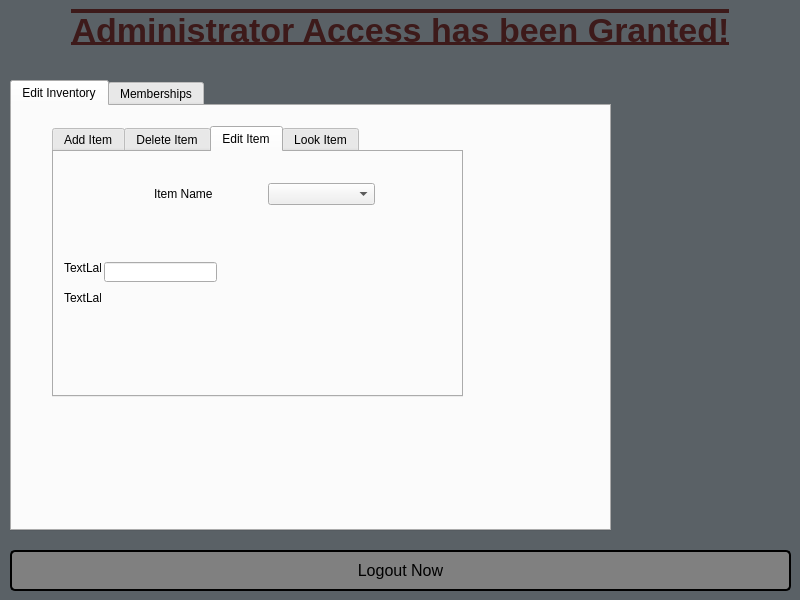
Before: the Qt Designer form CS1C_BulkClub/administratorwindow.ui in BlankMKB/CS1C-Group-Project-1, drawn with Qt 5.
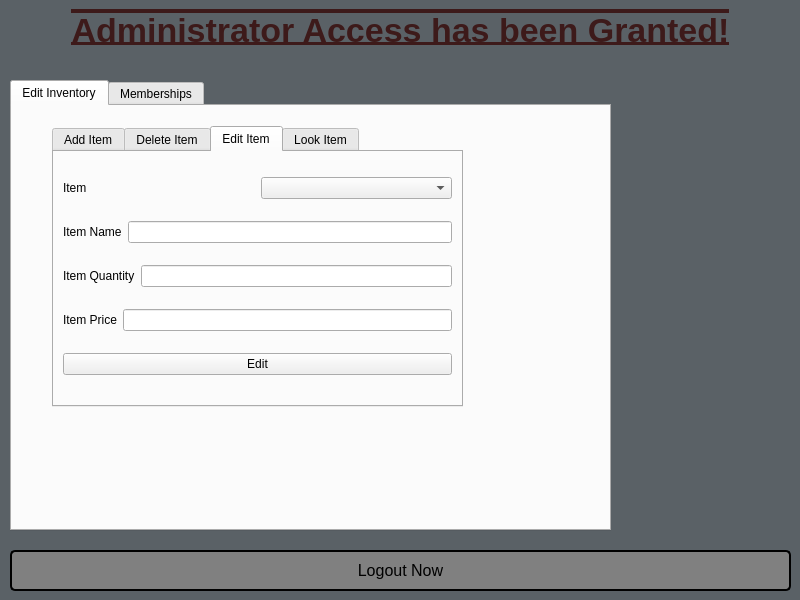
After: the same form once the commit is applied.

What changed in the file:
```diff
--- a/CS1C_BulkClub/administratorwindow.ui
+++ b/CS1C_BulkClub/administratorwindow.ui
@@ -90,7 +90,7 @@
        <x>40</x>
        <y>20</y>
        <width>411</width>
-       <height>271</height>
+       <height>281</height>
       </rect>
      </property>
      <property name="currentIndex">
@@ -204,64 +204,71 @@
       <attribute name="title">
        <string>Edit Item</string>
       </attribute>
-      <widget class="QWidget" name="layoutWidget">
-       <property name="geometry">
-        <rect>
-         <x>100</x>
-         <y>30</y>
-         <width>221</width>
-         <height>24</height>
-        </rect>
-       </property>
+      <layout class="QVBoxLayout" name="verticalLayout_5">
+       <item>
        <layout class="QHBoxLayout" name="horizontalLayout_10">
         <item>
          <widget class="QLabel" name="label_12">
           <property name="text">
-           <string>Item Name</string>
+            <string>Item</string>
           </property>
          </widget>
         </item>
         <item>
-         <widget class="QComboBox" name="Item_Name_CB"/>
-        </item>
-       </layout>
-      </widget>
+          <widget class="QComboBox" name="Item_Select_CB"/>
+         </item>
+        </layout>
+       </item>
+       <item>
+        <layout class="QHBoxLayout" name="horizontalLayout_11">
+         <item>
       <widget class="QLabel" name="label_13">
-       <property name="geometry">
-        <rect>
-         <x>10</x>
-         <y>110</y>
-         <width>37</width>
-         <height>12</height>
-        </rect>
-       </property>
        <property name="text">
-        <string>TextLabel</string>
-       </property>
-      </widget>
-      <widget class="QLineEdit" name="lineEdit">
-       <property name="geometry">
-        <rect>
-         <x>50</x>
-         <y>110</y>
-         <width>113</width>
-         <height>20</height>
-        </rect>
-       </property>
-      </widget>
+            <string>Item Name</string>
+           </property>
+          </widget>
+         </item>
+         <item>
+          <widget class="QLineEdit" name="Edit_Itemname_text"/>
+         </item>
+        </layout>
+       </item>
+       <item>
+        <layout class="QHBoxLayout" name="horizontalLayout_12">
+         <item>
       <widget class="QLabel" name="label_14">
-       <property name="geometry">
-        <rect>
-         <x>10</x>
-         <y>140</y>
-         <width>37</width>
-         <height>12</height>
-        </rect>
-       </property>
+           <property name="text">
+            <string>Item Quantity</string>
+           </property>
+          </widget>
+         </item>
+         <item>
+          <widget class="QLineEdit" name="Edit_Itemquantity_text"/>
+         </item>
+        </layout>
+       </item>
+       <item>
+        <layout class="QHBoxLayout" name="horizontalLayout_13">
+         <item>
+          <widget class="QLabel" name="label_15">
        <property name="text">
-        <string>TextLabel</string>
-       </property>
-      </widget>
+            <string>Item Price</string>
+           </property>
+          </widget>
+         </item>
+         <item>
+          <widget class="QLineEdit" name="Edit_Itemprice_text"/>
+         </item>
+        </layout>
+       </item>
+       <item>
+        <widget class="QPushButton" name="Item_Edit_Button">
+         <property name="text">
+          <string>Edit</string>
+         </property>
+        </widget>
+       </item>
+      </layout>
      </widget>
      <widget class="QWidget" name="tab_4">
       <attribute name="title">
```
Lines whose indentation alone changed are shown as unchanged.
